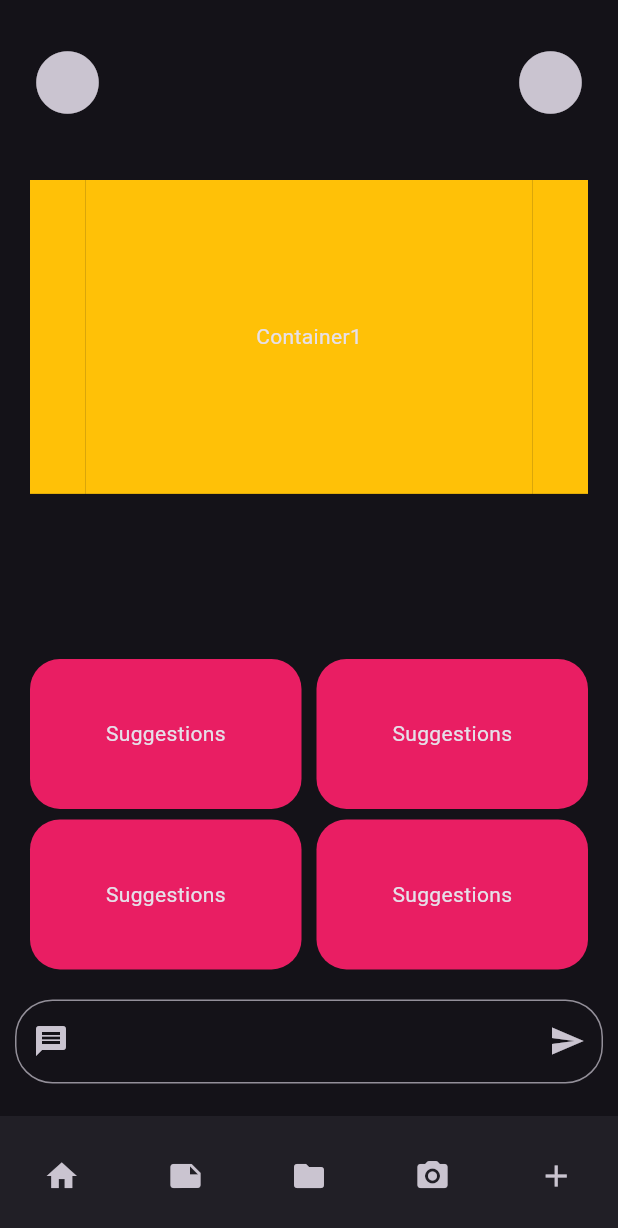
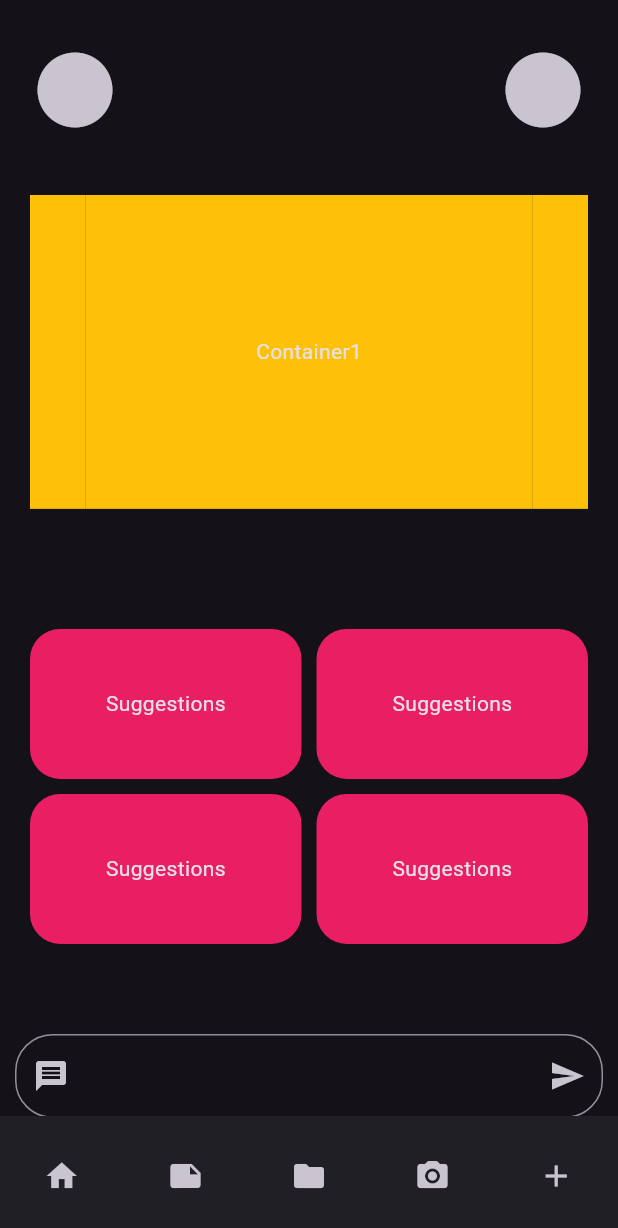
Before and after one commit to Adithya-1489181/TOURA, a Flutter app: the screen it shows after launch, on a phone screen of 412 x 824 dp. Shown: the top 1228 px of the screen. Run offline on Flutter 3.47's test engine with Material 3 defaults, Android fonts, the phone set to English and light mode, and no system bars; drawn by our look-alikes of carousel_slider.

Commit message:
Tweeking the homepage a little

```diff
--- a/toura/lib/src/UI/home_page.dart
+++ b/toura/lib/src/UI/home_page.dart
@@ -33,7 +33,7 @@ class TouraHomePage extends StatelessWidget {
       ),
       body: SafeArea(
         child: SingleChildScrollView(
-          reverse: true,
+          physics: const BouncingScrollPhysics(),
           child: Column(
             children: [
               const SizedBox(
@@ -49,7 +49,7 @@ class TouraHomePage extends StatelessWidget {
                     ),
                     icon: const Icon(
                       Icons.circle,
-                      size: 50,
+                      size: 60,
                     ),
                     onPressed: () {},
                   ),
@@ -61,7 +61,7 @@ class TouraHomePage extends StatelessWidget {
                     onPressed: () {},
                     icon: const Icon(
                       Icons.circle,
-                      size: 50,
+                      size: 60,
                     ),
                   )
                 ],
@@ -90,7 +90,7 @@ class TouraHomePage extends StatelessWidget {
                 ),
               ),
               const SizedBox(
-                height: 100,
+                height: 70,
               ),
               Container(
                 padding: const EdgeInsets.symmetric(horizontal: 20),
@@ -129,7 +129,7 @@ class TouraHomePage extends StatelessWidget {
                       ],
                     ),
                     const SizedBox(
-                      height: 7,
+                      height: 10,
                     ),
                     Row(
                       mainAxisAlignment: MainAxisAlignment.spaceAround,
@@ -167,7 +167,7 @@ class TouraHomePage extends StatelessWidget {
                 ),
               ),
               const SizedBox(
-                height: 20,
+                height: 60,
               ),
               Container(
                 margin: const EdgeInsets.symmetric(horizontal: 10),
```
